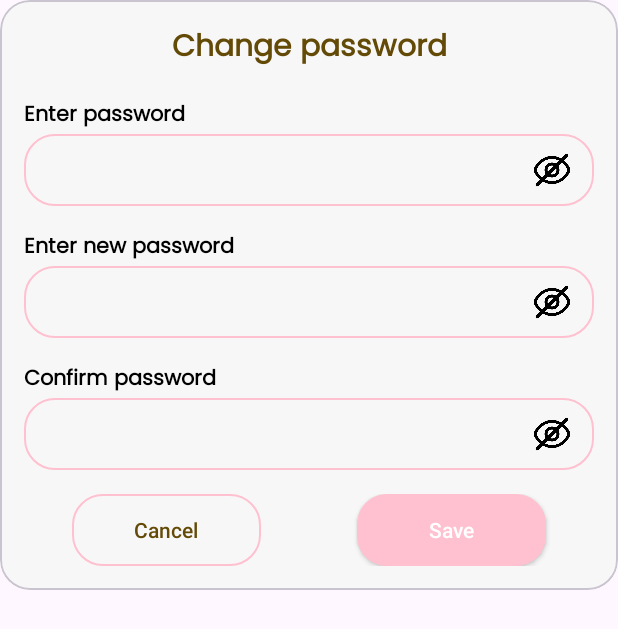
After one commit to datdev1/Lap_Trinh_Mobile, an Android app: the layout dialog_change_password.xml on its own in the app's theme, with its tools: preview values and no code run, on a phone screen of 412 x 824 dp. The commit adds this screen. Shown: the top 629 px of the screen. Run offline under Robolectric (Android 15) with nearby library versions, the phone set to English and light mode, and no system bars.

Commit message:
changePassword, add DiaglogHelper

```diff
--- a/PocketCocktail/app/src/main/java/com/b21dccn216/pocketcocktail/dao/DrinkDAO.java
+++ b/PocketCocktail/app/src/main/java/com/b21dccn216/pocketcocktail/dao/DrinkDAO.java
@@ -207,7 +207,10 @@ public class DrinkDAO {
     }
 
     public void getFeatureDrink(DrinkCallback callback) {
-        drinkRef.get()
+        drinkRef
+                .limit(20)
+                .get()
+
                 .addOnSuccessListener(snapShot -> {
                     if (snapShot.isEmpty()) {
                         callback.onError(new Exception("Drink not found"));
--- a/PocketCocktail/app/src/main/java/com/b21dccn216/pocketcocktail/view/Login/fragment/SignUpFragment.java
+++ b/PocketCocktail/app/src/main/java/com/b21dccn216/pocketcocktail/view/Login/fragment/SignUpFragment.java
@@ -15,6 +15,7 @@ import com.b21dccn216.pocketcocktail.R;
 import com.b21dccn216.pocketcocktail.base.BaseFragment;
 import com.b21dccn216.pocketcocktail.databinding.FragmentSignUpBinding;
 import com.b21dccn216.pocketcocktail.helper.DialogHelper;
+import com.b21dccn216.pocketcocktail.helper.HelperDialog;
 import com.b21dccn216.pocketcocktail.model.User;
 import com.b21dccn216.pocketcocktail.view.Login.LoginContract;
 import com.b21dccn216.pocketcocktail.view.Login.LoginPresenter;
@@ -119,8 +120,9 @@ public class SignUpFragment extends BaseFragment<LoginContract.View, LoginContra
     @Override
     public void authFail(String mess) {
         DialogHelper.showAlertDialog(getActivity(),
-                null,
-                mess);
+                "",
+                mess,
+                HelperDialog.DialogType.ERROR);
     }
 
 }
--- a/PocketCocktail/app/src/main/java/com/b21dccn216/pocketcocktail/view/Main/fragment/Profile/ProfileContract.java
+++ b/PocketCocktail/app/src/main/java/com/b21dccn216/pocketcocktail/view/Main/fragment/Profile/ProfileContract.java
@@ -24,5 +24,9 @@ public interface ProfileContract {
         void saveUserInformation(User currentUser);
 
         void saveUserWithImage(User editingUser, Uri selectedImageUri);
+
+        User getCurrentUser();
+
+        void changePassword(String oldPassword, String newPassword, String confirmPassword);
     }
 }
--- /dev/null
+++ b/PocketCocktail/app/src/main/res/drawable/baseline_warning_24.xml
@@ -0,0 +1,5 @@
+<vector xmlns:android="http://schemas.android.com/apk/res/android" android:height="24dp" android:tint="#000000" android:viewportHeight="24" android:viewportWidth="24" android:width="24dp">
+
+    <path android:fillColor="@android:color/white" android:pathData="M1,21h22L12,2 1,21zM13,18h-2v-2h2v2zM13,14h-2v-4h2v4z"/>
+
+</vector>
--- /dev/null
+++ b/PocketCocktail/app/src/main/res/layout/dialog_change_password.xml
@@ -0,0 +1,175 @@
+<?xml version="1.0" encoding="utf-8"?>
+<com.google.android.material.card.MaterialCardView
+    xmlns:android="http://schemas.android.com/apk/res/android"
+    android:layout_width="match_parent"
+    android:layout_height="wrap_content"
+    xmlns:app="http://schemas.android.com/apk/res-auto"
+    app:cardBackgroundColor="@color/background_secondary"
+    app:cardCornerRadius="20dp"
+    android:elevation="0dp"
+    >
+    <LinearLayout
+        android:padding="16dp"
+        android:layout_width="match_parent"
+        android:layout_height="wrap_content"
+        android:divider="@drawable/divider_vertical_16dp"
+        android:showDividers="middle"
+        android:orientation="vertical">
+        <TextView
+            android:layout_width="match_parent"
+            android:layout_height="wrap_content"
+            android:textAlignment="center"
+            style="@style/homeTitle"
+            android:text="Change password"/>
+        <LinearLayout
+            android:layout_width="match_parent"
+            android:layout_height="wrap_content"
+            android:orientation="vertical">
+
+            <TextView
+                android:layout_width="wrap_content"
+                android:layout_height="wrap_content"
+                android:text="Enter password"
+                style="@style/ItemTitle"/>
+
+            <RelativeLayout
+                android:layout_width="match_parent"
+                android:layout_height="48dp">
+                <EditText
+                    android:id="@+id/edtPassword"
+                    android:inputType="textPassword"
+                    android:layout_width="match_parent"
+                    android:layout_height="wrap_content"
+                    android:layout_alignParentEnd="true"
+                    android:layout_alignParentBottom="true"
+                    android:layout_marginEnd="0dp"
+                    android:layout_marginBottom="0dp"
+                    android:background="@drawable/bg_login_tf"
+                    android:minHeight="48dp"
+                    android:padding="16dp"
+                    android:textSize="14sp" />
+
+                <ImageView
+                    android:id="@+id/btnShowPassword"
+                    android:layout_width="24dp"
+                    android:layout_height="wrap_content"
+                    android:layout_alignParentTop="true"
+                    android:layout_alignParentEnd="true"
+                    android:layout_alignParentBottom="true"
+                    android:layout_marginEnd="16dp"
+                    android:contentDescription="TODO1"
+                    android:src="@drawable/eye_crossed"/>
+            </RelativeLayout>
+        </LinearLayout>
+
+        <LinearLayout
+            android:layout_width="match_parent"
+            android:layout_height="wrap_content"
+            android:orientation="vertical">
+
+            <TextView
+                android:layout_width="wrap_content"
+                android:layout_height="wrap_content"
+                android:text="Enter new password"
+                style="@style/ItemTitle"/>
+
+            <RelativeLayout
+                android:layout_width="match_parent"
+                android:layout_height="48dp">
+                <EditText
+                    android:id="@+id/edtNewPassword"
+                    android:inputType="textPassword"
+                    android:layout_width="match_parent"
+                    android:layout_height="wrap_content"
+                    android:layout_alignParentEnd="true"
+                    android:layout_alignParentBottom="true"
+                    android:layout_marginEnd="0dp"
+                    android:layout_marginBottom="0dp"
+                    android:background="@drawable/bg_login_tf"
+                    android:minHeight="48dp"
+                    android:padding="16dp"
+                    android:textSize="14sp" />
+
+                <ImageView
+                    android:id="@+id/btnShowNewPassword"
+                    android:layout_width="24dp"
+                    android:layout_height="wrap_content"
+                    android:layout_alignParentTop="true"
+                    android:layout_alignParentEnd="true"
+                    android:layout_alignParentBottom="true"
+                    android:layout_marginEnd="16dp"
+                    android:contentDescription="TODO1"
+                    android:src="@drawable/eye_crossed"/>
+            </RelativeLayout>
+        </LinearLayout>
+
+        <LinearLayout
+            android:layout_width="match_parent"
+            android:layout_height="wrap_content"
+            android:orientation="vertical">
+
+            <TextView
+                android:layout_width="wrap_content"
+                android:layout_height="wrap_content"
+                android:text="Confirm password"
+                style="@style/ItemTitle"/>
+
+            <RelativeLayout
+                android:layout_width="match_parent"
+                android:layout_height="48dp">
+                <EditText
+                    android:id="@+id/edtConfirmPassword"
+                    android:inputType="textPassword"
+                    android:layout_width="match_parent"
+                    android:layout_height="wrap_content"
+                    android:layout_alignParentEnd="true"
+                    android:layout_alignParentBottom="true"
+                    android:layout_marginEnd="0dp"
+                    android:layout_marginBottom="0dp"
+                    android:background="@drawable/bg_login_tf"
+                    android:minHeight="48dp"
+                    android:padding="16dp"
+                    android:textSize="14sp" />
+
+                <ImageView
+                    android:id="@+id/btnShowConfirmPassword"
+                    android:layout_width="24dp"
+                    android:layout_height="wrap_content"
+                    android:layout_alignParentTop="true"
+                    android:layout_alignParentEnd="true"
+                    android:layout_alignParentBottom="true"
+                    android:layout_marginEnd="16dp"
+                    android:contentDescription="TODO1"
+                    android:src="@drawable/eye_crossed"/>
+            </RelativeLayout>
+        </LinearLayout>
+
+        <LinearLayout
+            android:layout_width="match_parent"
+            android:layout_height="wrap_content"
+            android:orientation="horizontal">
+            <androidx.appcompat.widget.AppCompatButton
+                android:layout_weight="1"
+                android:text="Cancel"
+                android:id="@+id/cancel"
+                android:layout_marginHorizontal="32dp"
+                android:textAllCaps="false"
+                android:textColor="@color/text_on_secondary"
+                android:background="@drawable/bg_btn_outline_pink_pastel"
+                android:layout_width="0dp"
+                android:layout_height="wrap_content"/>
+            <androidx.appcompat.widget.AppCompatButton
+                android:layout_weight="1"
+                android:text="Save"
+                android:id="@+id/save"
+                android:layout_marginHorizontal="32dp"
+                android:textAllCaps="false"
+                android:textColor="@color/text_on_primary"
+                android:background="@drawable/bg_btn_login"
+                android:layout_width="0dp"
+                android:layout_height="wrap_content"/>
+        </LinearLayout>
+
+    </LinearLayout>
+
+</com.google.android.material.card.MaterialCardView>
```
Also changed, not shown: PocketCocktail/app/src/main/java/com/b21dccn216/pocketcocktail/helper/DialogHelper.java (+2 -6 lines), PocketCocktail/app/src/main/java/com/b21dccn216/pocketcocktail/helper/HelperDialog.java (added, +68 -0 lines), PocketCocktail/app/src/main/java/com/b21dccn216/pocketcocktail/view/Login/LoginPresenter.java (+14 -8 lines), PocketCocktail/app/src/main/java/com/b21dccn216/pocketcocktail/view/Login/fragment/LoginFragment.java (+6 -2 lines), PocketCocktail/app/src/main/java/com/b21dccn216/pocketcocktail/view/Main/fragment/Home/HomeFragment.java (+30 -1 lines), PocketCocktail/app/src/main/java/com/b21dccn216/pocketcocktail/view/Main/fragment/Home/HomePresenter.java (+7 -13 lines), PocketCocktail/app/src/main/java/com/b21dccn216/pocketcocktail/view/Main/fragment/Profile/ChangePasswordDialog.java (added, +115 -0 lines), PocketCocktail/app/src/main/java/com/b21dccn216/pocketcocktail/view/Main/fragment/Profile/ProfileFragment.java (+24 -6 lines), PocketCocktail/app/src/main/java/com/b21dccn216/pocketcocktail/view/Main/fragment/Profile/ProfilePresenter.java (+65 -8 lines), PocketCocktail/app/src/main/java/com/b21dccn216/pocketcocktail/view/Main/model/CategoryWithDrinkDTO.java (added, +32 -0 lines), PocketCocktail/app/src/main/java/com/b21dccn216/pocketcocktail/view/Search/SearchActivity.java (+7 -9 lines), PocketCocktail/app/src/main/res/drawable/bg_dialog.xml (added, +12 -0 lines), PocketCocktail/app/src/main/res/layout/dialog_custom.xml (+20 -3 lines), PocketCocktail/app/src/main/res/layout/item_cocktail_home.xml (+0 -9 lines).
